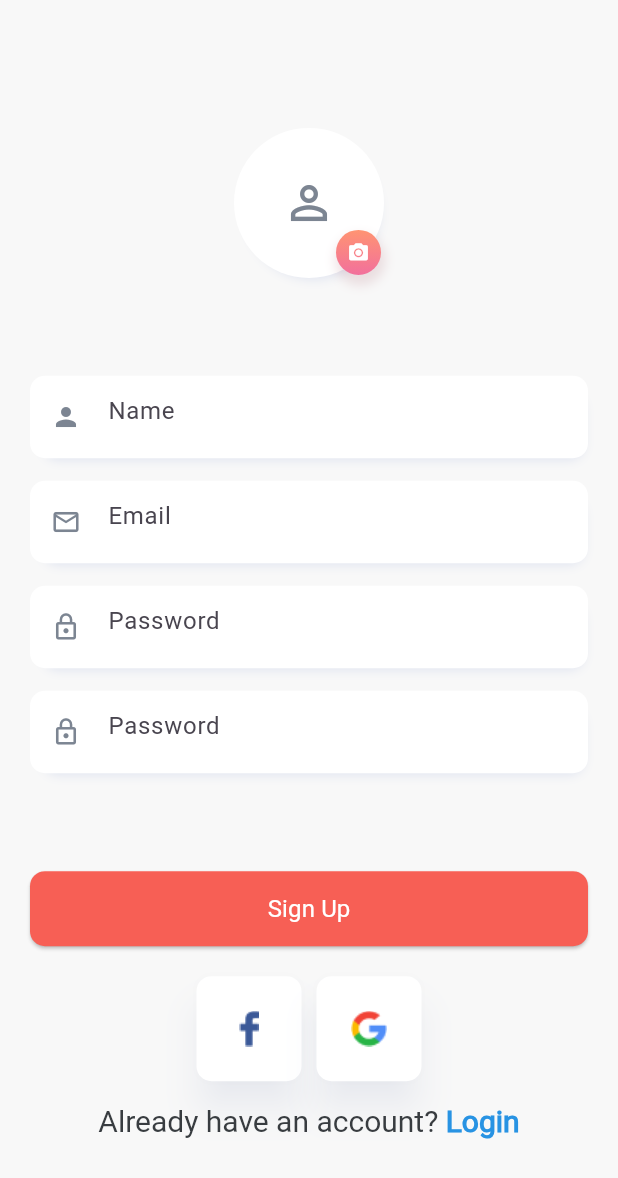
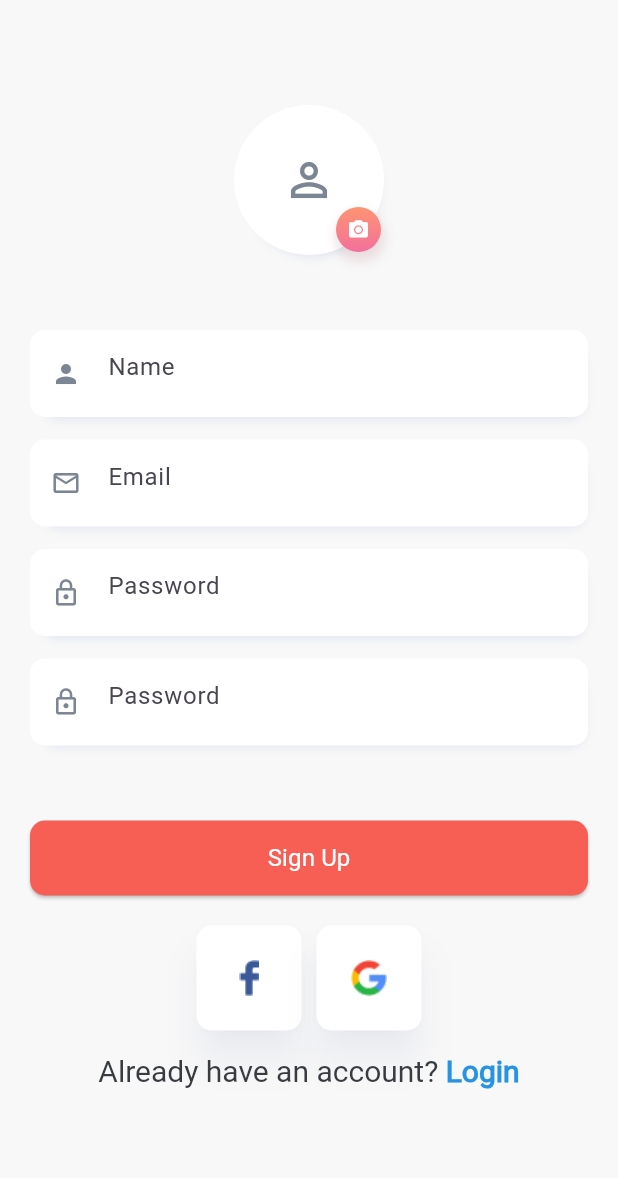
Before and after one commit to mh152796/we-dev-assignment-project, a Flutter app: the SignUpScreen screen opened by its route, on a phone screen of 412 x 824 dp. Shown: the top 1178 px of the screen. Run offline on Flutter 3.47's test engine with Material 3 defaults, Android fonts, the light colour scheme and no system bars; our stand-ins replace cached_network_image, dotted_border, flutter_native_splash, flutter_rating_bar, get, shared_preferences; accounts and stored records are empty; network calls fail.

Commit message:
Complete auth flow

```diff
--- a/lib/custom_widget/custom_horizontal_container.dart
+++ b/lib/custom_widget/custom_horizontal_container.dart
@@ -11,9 +11,9 @@ class CustomHorizontalContainer extends StatelessWidget {
   @override
   Widget build(BuildContext context) {
     return Container(
+      height: height,
       width: double.infinity,
-      height: height ?? 60 ,
-      margin: margin,
+       margin: margin,
       alignment: Alignment.center,
       decoration: BoxDecoration(
         color: AppColor.whiteColor,
--- a/lib/data/network/network_api_services.dart
+++ b/lib/data/network/network_api_services.dart
@@ -59,11 +59,10 @@ class NetworkApiServices extends BaseApiServices {
        headers: {
           'Content-Type': 'application/json',
           'Accept': 'application/json',
-          'Authorization': 'Bearer ',
-          },
+           },
       body: data == null? null : jsonEncode(data)
       ).timeout(const Duration(seconds: 30));
-
+       print("responsssssssssssssss ${jsonDecode(response.body)}");
       responseJson = returnResponse(response);
 
     }on SocketException {
--- a/lib/features/auth/pages/sign_up_screen.dart
+++ b/lib/features/auth/pages/sign_up_screen.dart
@@ -2,44 +2,31 @@ import 'package:flutter/cupertino.dart';
 import 'package:flutter/material.dart';
 import 'package:flutter/widgets.dart';
 import 'package:get/get.dart';
+import 'package:we_dev_assignment_project/features/auth/controller/auth_controller.dart';
 import 'package:we_dev_assignment_project/resources/app_color/color.dart';
 import 'package:we_dev_assignment_project/routes/routes_name.dart';
 import 'package:we_dev_assignment_project/utils/text_style.dart';
 
 import '../../../custom_widget/custom_horizontal_container.dart';
+import '../../../data/response/status.dart';
 import '../../../utils/gaps.dart';
 import '../widget/image_button.dart';
 import '../widget/sign_in_up_button.dart';
 
-class SignUpScreen extends StatefulWidget {
-  const SignUpScreen({super.key});
+class SignUpScreen extends StatelessWidget {
+    SignUpScreen({super.key});
 
-  @override
-  State<SignUpScreen> createState() => _SignUpScreenState();
-}
+   final _authController = Get.find<AuthController>();
 
-class _SignUpScreenState extends State<SignUpScreen> {
-  final _nameController = TextEditingController();
-  final _emailController = TextEditingController();
-  final _passwordController = TextEditingController();
-  final _confirmController = TextEditingController();
-
-  @override
-  void dispose() {
-    _nameController.dispose();
-    _emailController.dispose();
-    _passwordController.dispose();
-    _confirmController.dispose();
-    super.dispose();
-  }
   @override
   Widget build(BuildContext context) {
 
     return Scaffold(
-      body: Column(
+      body: SingleChildScrollView(
+        child: Column(
           crossAxisAlignment: CrossAxisAlignment.center,
-        mainAxisAlignment: MainAxisAlignment.spaceEvenly,
           children: [
+            Gaps.verticalGapOf(50),
             Stack(
               clipBehavior: Clip.none,
               children: [
@@ -92,30 +79,34 @@ class _SignUpScreenState extends State<SignUpScreen> {
                 ),
               ],
             ),
-
-          Column(
+            Gaps.verticalGapOf(50),
+             Form(
+                 key: _authController.formKey,
+                 child: Column(
                mainAxisAlignment: MainAxisAlignment.center,
                crossAxisAlignment: CrossAxisAlignment.center,
                children: [
-              buildTextField(textEditingController: _nameController, labelText: 'Name', leadingIcon: Icons.person, textInputType: TextInputType.name),
+                 buildTextField(textEditingController: _authController.userNameController, labelText: 'Name', leadingIcon: Icons.person, textInputType: TextInputType.name, validator: _authController.validateName),
                  Gaps.verticalGapOf(15),
-              buildTextField(textEditingController: _emailController, labelText: 'Email', leadingIcon: Icons.email_outlined, textInputType: TextInputType.visiblePassword),
+                 buildTextField(textEditingController: _authController.emailController, labelText: 'Email', leadingIcon: Icons.email_outlined, textInputType: TextInputType.visiblePassword, validator: _authController.validateEmail),
 
                  Gaps.verticalGapOf(15),
-              buildTextField(textEditingController: _emailController, labelText: 'Password', leadingIcon: Icons.lock_outline, textInputType: TextInputType.visiblePassword),
+                 buildTextField(textEditingController: _authController.passwordController, labelText: 'Password', leadingIcon: Icons.lock_outline, textInputType: TextInputType.visiblePassword, validator: _authController.validatePassword),
 
                  Gaps.verticalGapOf(15),
-              buildTextField(textEditingController: _emailController, labelText: 'Password', leadingIcon: Icons.lock_outline, textInputType: TextInputType.visiblePassword),
+                 buildTextField(textEditingController: _authController.repeatPasswordController, labelText: 'Password', leadingIcon: Icons.lock_outline, textInputType: TextInputType.visiblePassword, validator: _authController.validatePassword),
                ],
-          ),
+             )),
+            Gaps.verticalGapOf(50),
             Column(
               children: [
                 Padding(
                   padding: const EdgeInsets.symmetric(horizontal: 20.0),
-                child: SignInUpButton(
+                  child: Obx(() => SignInUpButton(
+                    isLoading: _authController.loginRequestStatus.value == Status.LOADING? true : false,
                     buttonText: "Sign Up", onPressed: () {
-                Get.toNamed(RoutesName.signInPage);
-                },),
+                    _authController.userRegistration();
+                  },),),
                 ),
                 Gaps.verticalGapOf(20),
                 Row(
@@ -128,7 +119,11 @@ class _SignUpScreenState extends State<SignUpScreen> {
                   ],
                 ),
                 Gaps.verticalGapOf(15),
-              RichText(
+                GestureDetector(
+                  onTap: () {
+                    Get.back();
+                  },
+                  child: RichText(
                     text:  TextSpan(
                       children: [
                         TextSpan(
@@ -142,29 +137,37 @@ class _SignUpScreenState extends State<SignUpScreen> {
                       ],
                     ),
                   ),
+                ),
               ],
-          )
+            ),
+            Gaps.verticalGapOf(50)
           ],
+        ),
       ),
     );
   }
 
-  Widget buildTextField({required TextEditingController textEditingController, required String labelText, required IconData leadingIcon, double height = 55, TextInputType? textInputType, Widget? suffixIcon}) {
+  Widget buildTextField({required TextEditingController textEditingController, required String labelText, required IconData leadingIcon, double height = 55, TextInputType? textInputType, Widget? suffixIcon, String? Function(String?)? validator}) {
     return CustomHorizontalContainer(
-              height: height,
+               child: Padding(
+                padding: const EdgeInsets.symmetric(vertical: 5.0),
                 child: TextFormField(
                   controller: textEditingController,
+                  validator: validator,
                   decoration: InputDecoration(
                     // labelText: 'Email',
                     hintText: labelText,
                     prefixIcon: Icon(leadingIcon, color: AppColor.signInUpIconColor, size: 20,),
                     suffixIcon: suffixIcon,
+                    errorStyle: const TextStyle(fontSize: 8, color: Colors.red, fontStyle: FontStyle.italic),
+                    errorBorder: InputBorder.none,
                     labelStyle: TextStyle(color: AppColor.signInUpLabelTextColor),
                     border: InputBorder.none, // Remove border
                   ),
                   // validator: _validateEmail,
                   keyboardType: textInputType,
                   autovalidateMode: AutovalidateMode.onUserInteraction,
+                ),
               ), );
   }
 }
--- a/lib/features/auth/widget/sign_in_up_button.dart
+++ b/lib/features/auth/widget/sign_in_up_button.dart
@@ -5,10 +5,11 @@ import 'package:we_dev_assignment_project/utils/responsive_size.dart';
 import '../../../utils/text_style.dart';
 
 class SignInUpButton extends StatelessWidget {
-  const SignInUpButton({super.key, this.onPressed, required this.buttonText});
+    SignInUpButton({super.key, this.onPressed, required this.buttonText, this.isLoading = false});
 
   final VoidCallback? onPressed;
   final String buttonText;
+  bool isLoading;
 
   @override
   Widget build(BuildContext context) {
@@ -21,7 +22,10 @@ class SignInUpButton extends StatelessWidget {
           borderRadius: BorderRadius.circular(10),
         )
       ),
-        onPressed: onPressed, child: Text(
+        onPressed: onPressed, child: isLoading? const Padding(
+          padding: EdgeInsets.symmetric(vertical: 5.0),
+          child: CircularProgressIndicator(color: Colors.white,),
+        ) : Text(
       buttonText,
       style: AppTextStyles.textStyleRoboto400.fontWeight500.setColor(AppColor.whiteColor),
     ));
--- a/lib/features/home/widget/custom_app_bar.dart
+++ b/lib/features/home/widget/custom_app_bar.dart
@@ -46,6 +46,7 @@ class CustomAppBar extends StatelessWidget implements PreferredSizeWidget {
               ],
             ),
             CustomHorizontalContainer(
+              height: 55,
                 child: Padding(
               padding: const EdgeInsets.symmetric(horizontal: 10.0, vertical: 5),
               child: Row(
--- /dev/null
+++ b/lib/resources/api_routes/api_routes.dart
@@ -0,0 +1,7 @@
+class ApiRoutes{
+
+  static String baseUrl = "https://apptest.dokandemo.com";
+  static String signUpUrl = "$baseUrl/wp-json/wp/v2/users/register";
+  static String signInUrl = "https://apptest.dokandemo.com/wp-json/jwt-auth/v1/token";
+
+}
--- a/lib/resources/app_string/app_string.dart
+++ b/lib/resources/app_string/app_string.dart
@@ -1,3 +1,4 @@
 class AppString {
   static const String appName = 'Dokan';
+  static const String isLogIn = 'isLogIn';
 }
--- a/lib/routes/routes.dart
+++ b/lib/routes/routes.dart
@@ -12,7 +12,7 @@ class AppRoutes {
   static appRoutes() => [
 
     RoutesName.homePage.toGetPage(page: () =>  HomePage()),
-    RoutesName.signUpScreen.toGetPage(page: () =>  const SignUpScreen()),
+    RoutesName.signUpScreen.toGetPage(page: () =>  SignUpScreen()),
     RoutesName.signInPage.toGetPage(page: () =>  const SignInPage()),
     RoutesName.accountScreen.toGetPage(page: () =>  const AccountScreen()),
     RoutesName.bottomNavScreen.toGetPage(page: () =>  BottomNavScreen()),
--- a/pubspec.yaml
+++ b/pubspec.yaml
@@ -38,8 +38,10 @@ dependencies:
   get: ^4.6.6
   cached_network_image:
   http: ^1.2.1
+  shared_preferences:
   flutter_rating_bar:
   dotted_border: ^2.1.0
+  flutter_native_splash: ^2.4.0
 
 dev_dependencies:
   flutter_test:
```
Also changed, not shown: lib/core/initial_binding/initial_binding.dart (+10 -1 lines), lib/features/auth/controller/auth_controller.dart (added, +145 -0 lines), lib/features/auth/pages/sign_in_screen.dart (+37 -20 lines), lib/features/bottom_nav/bottm_nav_screen.dart (+13 -6 lines), lib/features/bottom_nav/controller/nav_controller.dart (added, +12 -0 lines), lib/main.dart (+19 -4 lines), lib/utils/custom_message.dart (added, +17 -0 lines), splash.yaml (added, +144 -0 lines), assets/images/kabbik_native_logo.png (added), pubspec.lock. Lines whose indentation alone changed are shown as unchanged.
